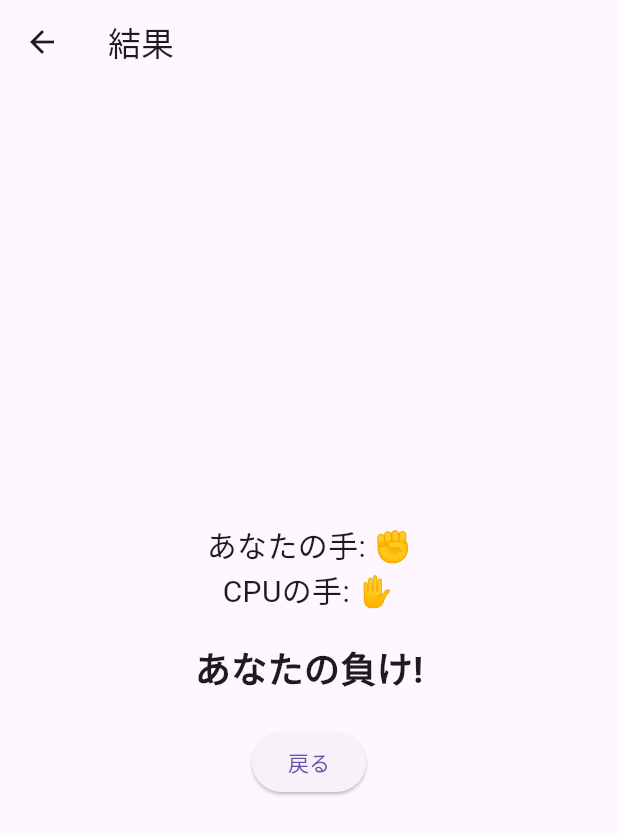
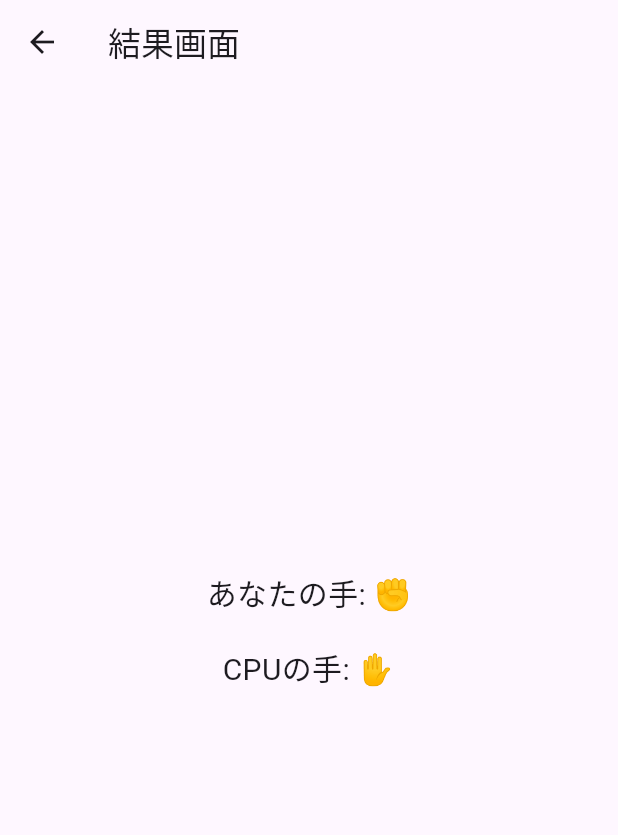
Before and after one commit to Yossy4131/flutter_janken, a Flutter app: the screen it shows after launch, after a tap on an icon or button, on a phone screen of 412 x 824 dp. Shown: the top 835 px of the screen. Run offline on Flutter 3.47's test engine with Material 3 defaults, Android fonts, the phone set to English and light mode, and no system bars.

Commit message:
show cpu hand random

```diff
--- a/lib/screens/result_screen.dart
+++ b/lib/screens/result_screen.dart
@@ -1,46 +1,92 @@
 import 'package:flutter/material.dart';
+import 'dart:async';
 import 'dart:math';
 
-class ResultScreen extends StatelessWidget {
+class ResultScreen extends StatefulWidget {
   final String playerHand;
 
   const ResultScreen({super.key, required this.playerHand});
 
-  String _getCpuHand() {
-    const hands = ['✊', '✋', '✌'];
-    return hands[Random().nextInt(hands.length)];
+  @override
+  State<ResultScreen> createState() => _ResultScreenState();
 }
 
-  String _getResult(String playerHand, String cpuHand) {
+class _ResultScreenState extends State<ResultScreen> {
+  String? _cpuHand;
+  String? _finalCpuHand;
+  String? _result;
+  late Timer _timer;
+
+  final List<String> _hands = ['✊', '✋', '✌'];
+
+  @override
+  void initState() {
+    super.initState();
+    _startRandomCpuHand();
+  }
+
+  void _startRandomCpuHand() {
+    _timer = Timer.periodic(const Duration(milliseconds: 200), (timer) {
+      setState(() {
+        _cpuHand = _hands[Random().nextInt(_hands.length)];
+      });
+    });
+
+    // Stop the random hand after 3 seconds and determine the result
+    Future.delayed(const Duration(seconds: 3), () {
+      _timer.cancel();
+      _finalCpuHand = _hands[Random().nextInt(_hands.length)];
+      _result = _determineResult(widget.playerHand, _finalCpuHand!);
+      setState(() {});
+    });
+  }
+
+  String _determineResult(String playerHand, String cpuHand) {
     if (playerHand == cpuHand) return '引き分け';
     if ((playerHand == '✊' && cpuHand == '✌') ||
         (playerHand == '✋' && cpuHand == '✊') ||
         (playerHand == '✌' && cpuHand == '✋')) {
-      return 'あなたの勝ち!';
+      return 'あなたの勝ち！';
     }
-    return 'あなたの負け!';
+    return 'あなたの負け...';
+  }
+
+  @override
+  void dispose() {
+    _timer.cancel();
+    super.dispose();
   }
 
   @override
   Widget build(BuildContext context) {
-    final cpuHand = _getCpuHand();
-    final result = _getResult(playerHand, cpuHand);
-
     return Scaffold(
       appBar: AppBar(
-        title: const Text('結果'),
+        title: const Text('結果画面'),
       ),
       body: Center(
         child: Column(
           mainAxisAlignment: MainAxisAlignment.center,
           children: [
-            Text('あなたの手: $playerHand', style: const TextStyle(fontSize: 20)),
-            Text('CPUの手: $cpuHand', style: const TextStyle(fontSize: 20)),
+            Text(
+              'あなたの手: ${widget.playerHand}',
+              style: const TextStyle(fontSize: 20),
+            ),
             const SizedBox(height: 20),
-            Text(result,
-                style:
-                    const TextStyle(fontSize: 24, fontWeight: FontWeight.bold)),
+            Text(
+              'CPUの手: ${_finalCpuHand ?? _cpuHand ?? '...'}',
+              style: const TextStyle(fontSize: 20),
+            ),
             const SizedBox(height: 20),
+            if (_result != null)
+              Text(
+                _result!,
+                style: const TextStyle(
+                  fontSize: 24,
+                  fontWeight: FontWeight.bold,
+                ),
+              ),
+            const SizedBox(height: 20),
+            if (_result != null)
               ElevatedButton(
                 onPressed: () {
                   Navigator.pop(context);
```
Lines whose indentation alone changed are shown as unchanged.
